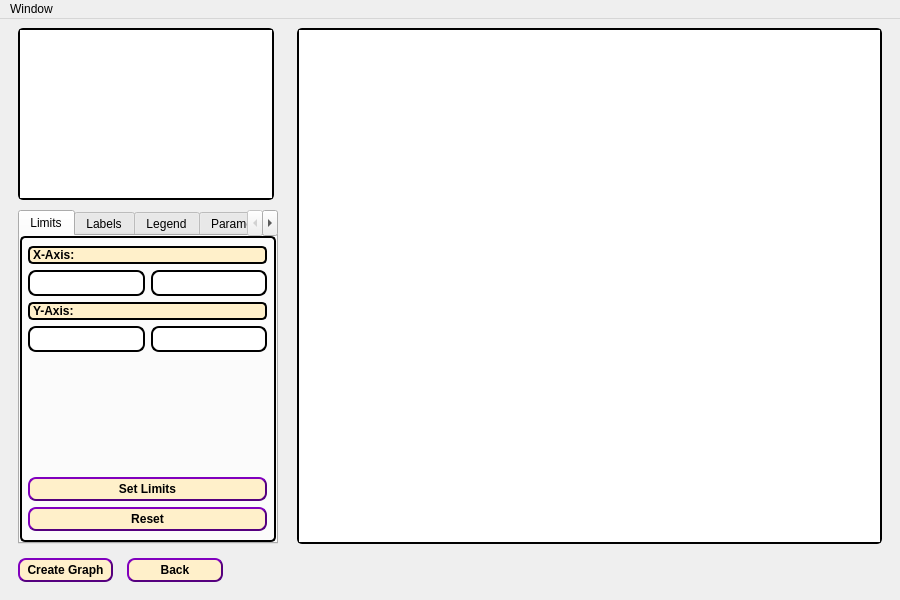
asolovykh/ProChem, file Gui/VRGraphProcessingGUI.ui: the form before one commit.
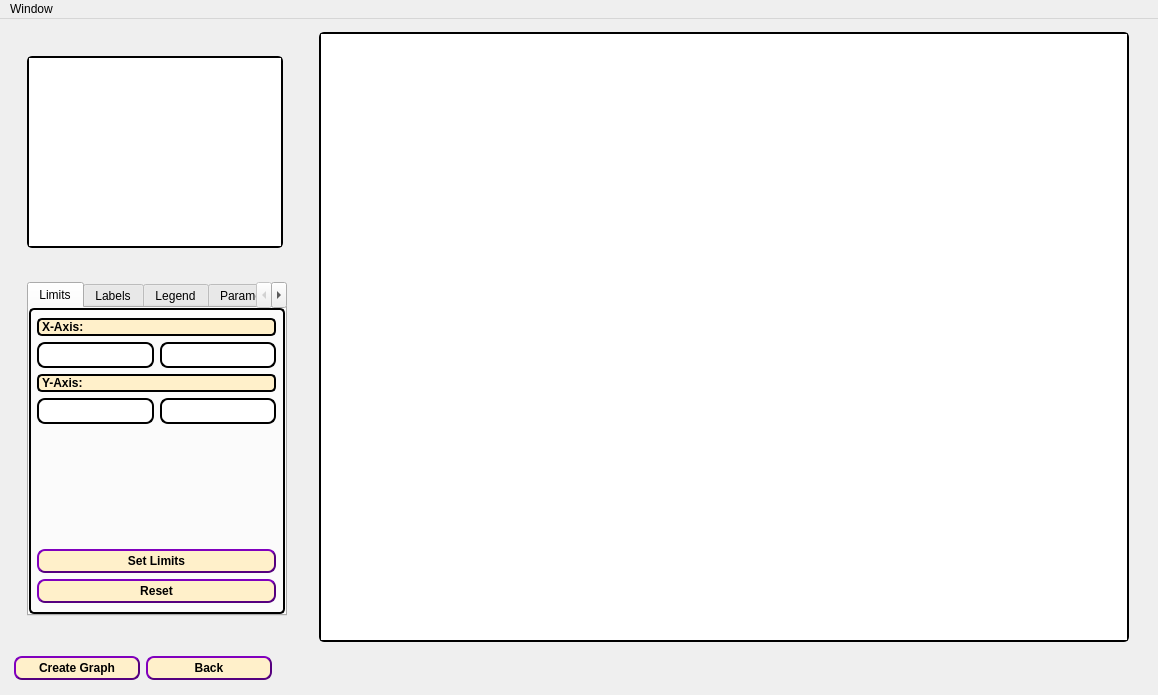
The form after the commit. Icons and pictures are not drawn.

Commit message: QT_Version 0.0.7.0 work in Progress: Graph window based on matplotlib graph view window was implemented. Work with bugs continuing...

```diff
--- a/Gui/VRGraphProcessingGUI.ui
+++ b/Gui/VRGraphProcessingGUI.ui
@@ -6,8 +6,8 @@
    <rect>
     <x>0</x>
     <y>0</y>
-    <width>900</width>
-    <height>600</height>
+    <width>1158</width>
+    <height>695</height>
    </rect>
   </property>
   <property name="minimumSize">
@@ -242,10 +242,19 @@
   <widget class="QWidget" name="MainWidget">
    <layout class="QVBoxLayout" name="verticalLayout" stretch="20,1">
     <property name="spacing">
-     <number>14</number>
+     <number>6</number>
+    </property>
+    <property name="leftMargin">
+     <number>5</number>
+    </property>
+    <property name="topMargin">
+     <number>5</number>
+    </property>
+    <property name="rightMargin">
+     <number>5</number>
     </property>
     <property name="bottomMargin">
-     <number>18</number>
+     <number>5</number>
     </property>
     <item>
      <layout class="QHBoxLayout" name="TopLayout" stretch="2,5">
@@ -702,6 +711,18 @@
       </item>
       <item>
        <widget class="QGraphicsView" name="GraphsView">
+        <property name="minimumSize">
+         <size>
+          <width>810</width>
+          <height>610</height>
+         </size>
+        </property>
+        <property name="maximumSize">
+         <size>
+          <width>810</width>
+          <height>610</height>
+         </size>
+        </property>
         <property name="dragMode">
          <enum>QGraphicsView::RubberBandDrag</enum>
         </property>
@@ -759,7 +780,7 @@
     <rect>
      <x>0</x>
      <y>0</y>
-     <width>900</width>
+     <width>1158</width>
      <height>22</height>
     </rect>
    </property>
```
The commit also changes 25 other files.
